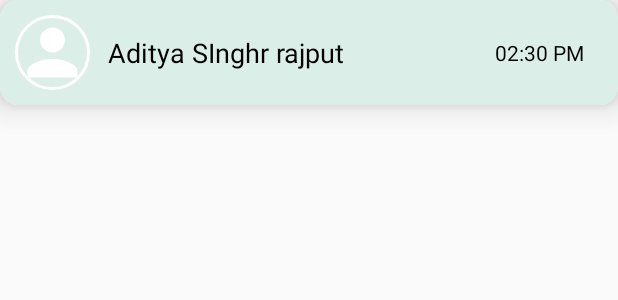
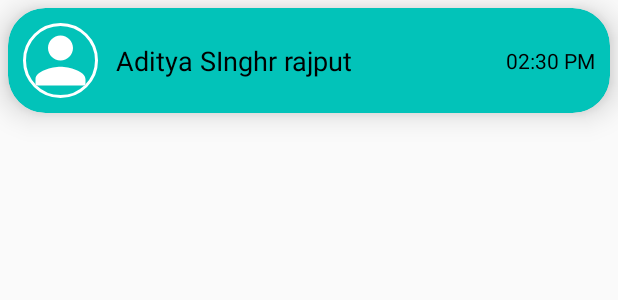
Before and after one commit to Avijeet341/Ghar-kojo, an Android app: the layout user_list_layout.xml on its own in the app's theme, with its tools: preview values and no code run, on a phone screen of 412 x 824 dp. Shown: the top 300 px of the screen. Run offline under Robolectric (Android 15) with nearby library versions, the phone set to English and light mode, and no system bars.

```diff
--- a/app/src/main/java/com/avi/gharkhojo/Adapter/ChatUserListAdapter.kt
+++ b/app/src/main/java/com/avi/gharkhojo/Adapter/ChatUserListAdapter.kt
@@ -41,8 +41,8 @@ class ChatUserListAdapter(private val chatUsers: List<ChatUserListModel>,private
 
         if(chatUsers.isNotEmpty()) {
             val chatUser: ChatUserListModel = chatUsers[position]
-            if(!chatUser.userId.equals(FirebaseAuth.getInstance().uid)) {
-                Glide.with(context).load(Uri.parse(chatUser.userimage)).placeholder(R.drawable.baseline_person_24).into(holder.img)
+            if(!chatUser.userId.equals(FirebaseAuth.getInstance().currentUser?.uid)) {
+                Glide.with(context).load(Uri.parse(if(!chatUser.userimage.isNullOrEmpty())chatUser.userimage else UserData.profilePictureUrl)).placeholder(R.drawable.baseline_person_24).into(holder.img)
                 holder.name.text = chatUser.username
             }
         }
--- a/app/src/main/res/layout/user_list_layout.xml
+++ b/app/src/main/res/layout/user_list_layout.xml
@@ -3,16 +3,16 @@
     android:layout_width="match_parent"
     android:layout_height="wrap_content"
     xmlns:app="http://schemas.android.com/apk/res-auto"
-    app:cardCornerRadius="12dp"
+    app:cardCornerRadius="25dp"
     app:cardElevation="12dp"
-
+    android:backgroundTint="@color/fox_color"
+    android:layout_margin="5dp"
     >
 
 
     <androidx.appcompat.widget.LinearLayoutCompat
         android:layout_width="match_parent"
         android:layout_height="match_parent"
-        android:background="@color/light_gray"
         android:padding="10dp"
         android:orientation="horizontal">
 
@@ -25,7 +25,7 @@
             app:civ_border_width="2dp"/>
 
         <TextView
-            android:layout_width="wrap_content"
+            android:layout_width="180dp"
             android:layout_height="wrap_content"
             android:text="Aditya SInghr rajput"
             android:id="@+id/username"
@@ -36,13 +36,12 @@
             android:maxWidth="180dp"/>
 
         <TextView
-            android:layout_width="wrap_content"
+            android:layout_width="match_parent"
             android:layout_height="wrap_content"
             android:text="02:30 PM"
             android:gravity="end"
             android:textColor="@color/black"
             android:id="@+id/msgTime"
-            android:layout_marginStart="100dp"
             android:layout_gravity="center_vertical"/>
 
     </androidx.appcompat.widget.LinearLayoutCompat>
```
Also changed, not shown: app/src/main/java/com/avi/gharkhojo/Fragments/Profile.kt (+28 -4 lines), app/src/main/java/com/avi/gharkhojo/Fragments/ProfileBottomSheet.kt (+23 -0 lines), app/src/main/java/com/avi/gharkhojo/MainActivity.kt (+19 -9 lines), app/src/main/java/com/avi/gharkhojo/Model/SignUpViewModel.kt (+15 -1 lines).
